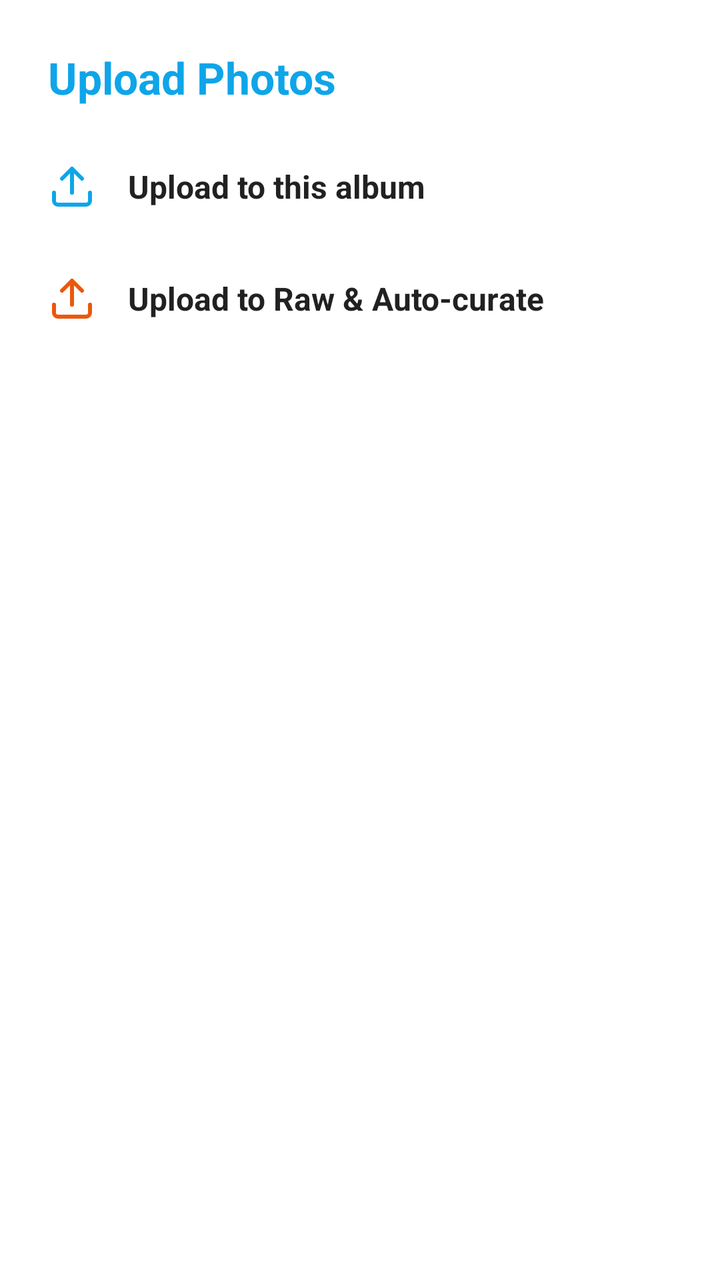
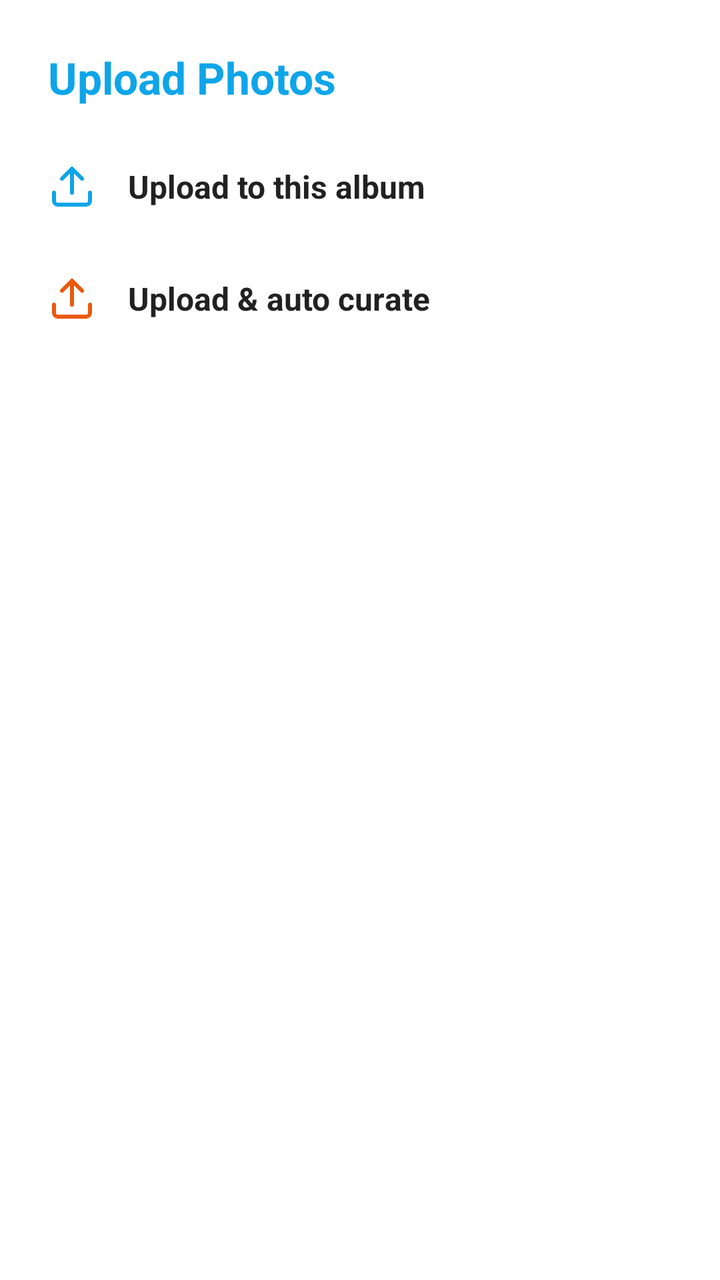

Screens rendered from an Android XML layout before and after an edit, with the pre-edit source and the edit as a unified diff.
<!-- AndroidManifest.xml: application theme Theme.EyedeeaPhotos -->
<!-- res/layout/bottom_sheet_upload_options.xml -->
<?xml version="1.0" encoding="utf-8"?>
<LinearLayout xmlns:android="http://schemas.android.com/apk/res/android"
    xmlns:app="http://schemas.android.com/apk/res-auto"
    android:layout_width="match_parent"
    android:layout_height="wrap_content"
    android:orientation="vertical"
    android:padding="24dp">

    <TextView
        android:layout_width="wrap_content"
        android:layout_height="wrap_content"
        android:text="Upload Photos"
        android:textSize="22sp"
        android:textStyle="bold"
        android:textColor="#0EA5E9"
        android:layout_marginBottom="16dp" />

    <LinearLayout
        android:id="@+id/optionCurrentAlbum"
        android:layout_width="match_parent"
        android:layout_height="wrap_content"
        android:orientation="horizontal"
        android:gravity="center_vertical"
        android:background="?attr/selectableItemBackground"
        android:clickable="true"
        android:focusable="true"
        android:paddingVertical="12dp">

        <ImageView
            android:layout_width="24dp"
            android:layout_height="24dp"
            android:src="@drawable/ic_upload"
            app:tint="#0EA5E9" />

        <TextView
            android:layout_width="wrap_content"
            android:layout_height="wrap_content"
            android:layout_marginStart="16dp"
            android:text="Upload to this album"
            android:textColor="?android:attr/textColorPrimary"
            android:textSize="16sp"
            android:textStyle="bold" />
    </LinearLayout>

    <LinearLayout
        android:id="@+id/optionRawCurate"
        android:layout_width="match_parent"
        android:layout_height="wrap_content"
        android:orientation="horizontal"
        android:gravity="center_vertical"
        android:background="?attr/selectableItemBackground"
        android:clickable="true"
        android:focusable="true"
        android:paddingVertical="12dp"
        android:layout_marginTop="8dp">

        <ImageView
            android:layout_width="24dp"
            android:layout_height="24dp"
            android:src="@drawable/ic_upload"
            app:tint="#EA580C" />

        <TextView
            android:layout_width="wrap_content"
            android:layout_height="wrap_content"
            android:layout_marginStart="16dp"
            android:text="Upload to Raw &amp; Auto-curate"
            android:textColor="?android:attr/textColorPrimary"
            android:textSize="16sp"
            android:textStyle="bold" />
    </LinearLayout>

</LinearLayout>
<!-- resources referenced by this layout -->
<resources>
  <!-- drawable ic_upload (drawable) -->
  <vector xmlns:android="http://schemas.android.com/apk/res/android"
      android:width="24dp"
      android:height="24dp"
      android:viewportWidth="24"
      android:viewportHeight="24">
    <path
        android:pathData="M21,15v4a2,2 0,0 1,-2 2H5a2,2 0,0 1,-2 -2v-4M17,8l-5,-5 -5,5M12,3v12"
        android:strokeWidth="2"
        android:strokeColor="@android:color/white"
        android:strokeLineCap="round"
        android:strokeLineJoin="round"
        android:fillColor="#00000000" />
  </vector>
  <style name="Theme.EyedeeaPhotos" parent="Theme.MaterialComponents.Light.NoActionBar">
          
          <item name="colorPrimary">#6200EE</item>
          <item name="colorPrimaryVariant">#3700B3</item>
          <item name="colorOnPrimary">#FFFFFF</item>
  
          
          <item name="android:windowFullscreen">true</item>
          <item name="android:windowContentOverlay">@null</item>
          <item name="android:windowNoTitle">true</item>
      </style>
</resources>

<!-- the commit's change to res/layout/bottom_sheet_upload_options.xml (unified diff, before → after) -->
@@ -64,7 +64,7 @@
             android:layout_width="wrap_content"
             android:layout_height="wrap_content"
             android:layout_marginStart="16dp"
-            android:text="Upload to Raw &amp; Auto-curate"
+            android:text="Upload &amp; auto curate"
             android:textColor="?android:attr/textColorPrimary"
             android:textSize="16sp"
             android:textStyle="bold" />
